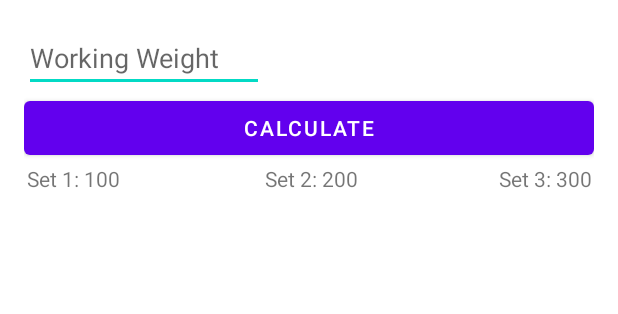
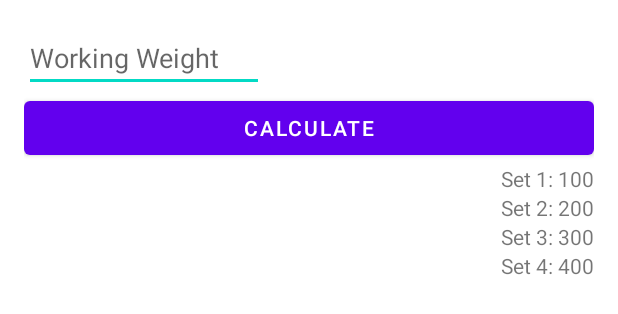
Before and after one commit to matthewgraca/weightlifting-warmup-calculator, an Android app: the layout activity_main.xml on its own in the app's theme, with its tools: preview values and no code run, on a phone screen of 412 x 824 dp. Shown: the top 314 px of the screen. Run offline under Robolectric (Android 15) with nearby library versions, the phone set to English and light mode, and no system bars.

Commit message:
added base functionality

```diff
--- a/app/src/main/res/layout/activity_main.xml
+++ b/app/src/main/res/layout/activity_main.xml
@@ -12,7 +12,7 @@
         android:layout_height="wrap_content"
         android:id="@+id/working_weight"
         android:inputType="number"
-        android:hint="Working Weight"
+        android:hint="@string/working_weight"
         app:layout_constraintStart_toStartOf="parent"
         app:layout_constraintTop_toTopOf="parent" />
 
@@ -20,7 +20,7 @@
         android:layout_width="0dp"
         android:layout_height="wrap_content"
         android:id="@+id/calculate_button"
-        android:text="Calculate"
+        android:text="@string/calculate"
         app:layout_constraintTop_toBottomOf="@id/working_weight"
         app:layout_constraintStart_toStartOf="parent"
         app:layout_constraintEnd_toEndOf="parent" />
@@ -29,7 +29,6 @@
         android:id="@+id/set_1_result"
         android:layout_width="wrap_content"
         android:layout_height="wrap_content"
-        android:layout_marginEnd="316dp"
         app:layout_constraintEnd_toEndOf="parent"
         app:layout_constraintTop_toBottomOf="@id/calculate_button"
         tools:text="Set 1: 100" />
@@ -38,11 +37,8 @@
         android:id="@+id/set_2_result"
         android:layout_width="wrap_content"
         android:layout_height="wrap_content"
-        android:layout_marginEnd="136dp"
         app:layout_constraintEnd_toEndOf="parent"
-        app:layout_constraintHorizontal_bias="0.819"
-        app:layout_constraintStart_toEndOf="@+id/set_1_result"
-        app:layout_constraintTop_toBottomOf="@id/calculate_button"
+        app:layout_constraintTop_toBottomOf="@id/set_1_result"
         tools:text="Set 2: 200" />
 
     <TextView
@@ -50,9 +46,15 @@
         android:layout_width="wrap_content"
         android:layout_height="wrap_content"
         app:layout_constraintEnd_toEndOf="parent"
-        app:layout_constraintHorizontal_bias="0.986"
-        app:layout_constraintStart_toEndOf="@+id/set_2_result"
-        app:layout_constraintTop_toBottomOf="@+id/calculate_button"
+        app:layout_constraintTop_toBottomOf="@+id/set_2_result"
         tools:text="Set 3: 300" />
 
+    <TextView
+        android:id="@+id/set_4_result"
+        android:layout_width="wrap_content"
+        android:layout_height="wrap_content"
+        app:layout_constraintEnd_toEndOf="parent"
+        app:layout_constraintTop_toBottomOf="@+id/set_3_result"
+        tools:text="Set 4: 400" />
+
 </androidx.constraintlayout.widget.ConstraintLayout>
--- a/app/src/main/res/values/strings.xml
+++ b/app/src/main/res/values/strings.xml
@@ -1,3 +1,9 @@
 <resources>
     <string name="app_name">Weightlifting Warmup Calculator</string>
+    <string name="working_weight">Working Weight</string>
+    <string name="calculate">Calculate</string>
+    <string name="set_1">Set 1: %s</string>
+    <string name="set_2">Set 2: %s</string>
+    <string name="set_3">Set 3: %s</string>
+    <string name="set_4">Set 4: %s</string>
 </resources>
```
Also changed, not shown: app/src/main/java/com/example/weightliftingwarmupcalculator/MainActivity.kt (+46 -1 lines).
